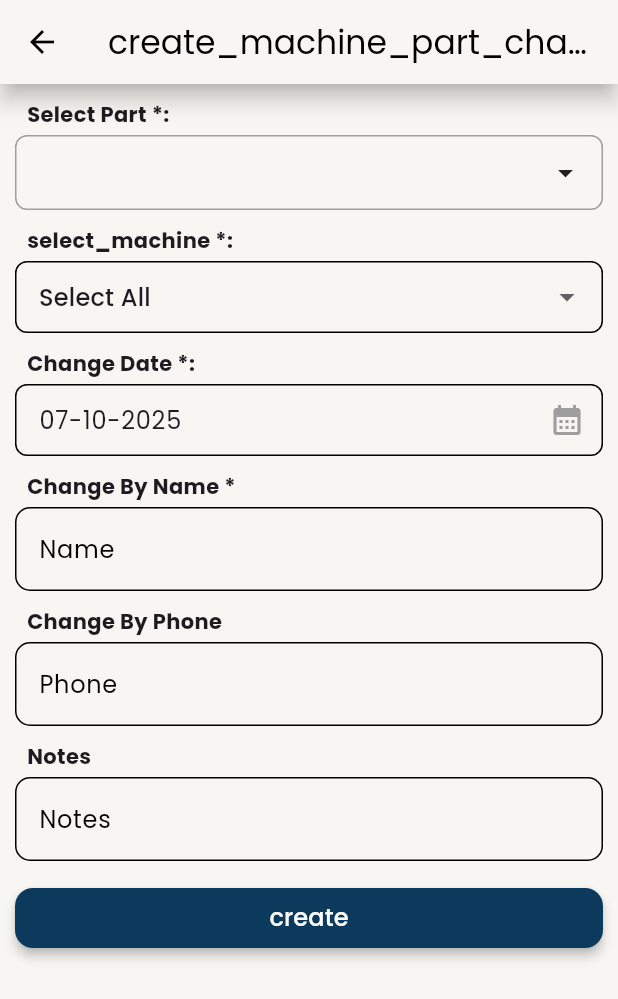
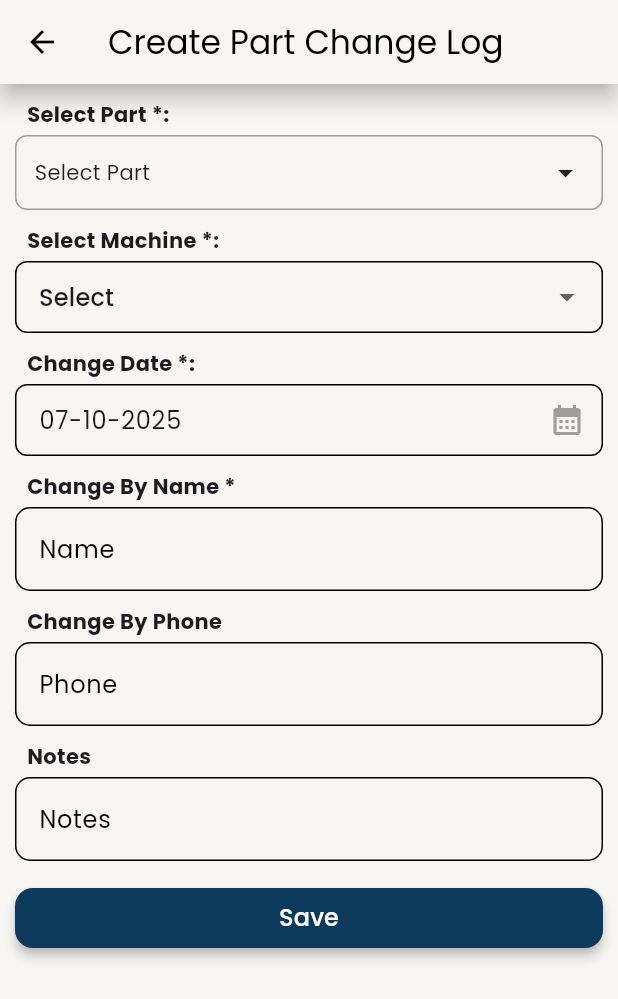
Before and after one commit to ParthDhankecha/trackweaving-app, a Flutter app: the MachinePartsUpdate screen opened directly, on a phone screen of 412 x 824 dp. Shown: the top 999 px of the screen. Run offline on Flutter 3.47's test engine with Material 3 defaults, Android fonts, the phone set to English and light mode, and no system bars; our stand-ins replace animated_toggle_switch, csv, flutter_svg, get, google_fonts, open_file and 5 more; missing offline and left inert: blinker; accounts and stored records are empty; project files that could hold a hidden picture were left out.

Commit message:
repoert selection reset

```diff
--- a/lib/controllers/machine_parts_controller.dart
+++ b/lib/controllers/machine_parts_controller.dart
@@ -28,7 +28,9 @@ class MachinePartsController extends GetxController implements GetxService {
 
   final RxList<String> availableParts = <String>[].obs;
 
-  final RxString selectedPart = RxString(''); // Holds the single selected part
+  final RxString selectedPart = RxString(
+    'Select Part',
+  ); // Holds the single selected part
   final RxString selecteMachine = RxString(''); // Holds the selected machine
 
   Rx<DateTime> selectedCompleteDate = Rx<DateTime>(DateTime.now());
--- a/lib/screens/settings_screen/machine_parts/create_part_change.dart
+++ b/lib/screens/settings_screen/machine_parts/create_part_change.dart
@@ -50,8 +50,8 @@ class _MachinePartsUpdateState extends State<MachinePartsUpdate> {
       appBar: AppBar(
         title: Text(
           widget.partChangeLog != null
-              ? 'update_machine_part_change'.tr
-              : 'create_machine_part_change'.tr,
+              ? 'update_part_change_log'.tr
+              : 'create_part_change_log'.tr,
         ),
       ),
       body: Form(
@@ -95,6 +95,10 @@ class _MachinePartsUpdateState extends State<MachinePartsUpdate> {
                         ),
                   items: controller.availableMachines,
                   onChanged: (value) {
+                    if (value?.machineCode == 'Select') {
+                      controller.selecteMachine.value = '';
+                      return;
+                    }
                     controller.selectMachine(value?.id);
                   },
                 ),
@@ -155,9 +159,29 @@ class _MachinePartsUpdateState extends State<MachinePartsUpdate> {
                           ? CustomProgressBtn()
                           : MainBtn(
                               label: widget.partChangeLog == null
-                                  ? 'create'.tr
+                                  ? 'save'.tr
                                   : 'update'.tr,
                               onTap: () {
+                                if (controller.selectedPart.value == null ||
+                                    controller.selectedPart.value.isEmpty) {
+                                  Get.snackbar(
+                                    'Part Required *',
+                                    'Please select a part',
+                                    backgroundColor: Colors.red,
+                                    colorText: Colors.white,
+                                  );
+                                  return;
+                                }
+
+                                if (controller.selecteMachine.value.isEmpty) {
+                                  Get.snackbar(
+                                    'Machine Required *',
+                                    'Please select a machine',
+                                    backgroundColor: Colors.red,
+                                    colorText: Colors.white,
+                                  );
+                                  return;
+                                }
                                 if (formKey.currentState!.validate()) {
                                   controller.createChangeLog(
                                     name: changeByNameController.text,
--- a/lib/screens/settings_screen/machine_parts/machine_parts_screen.dart
+++ b/lib/screens/settings_screen/machine_parts/machine_parts_screen.dart
@@ -140,6 +140,7 @@ class _MachinePartsScreenState extends State<MachinePartsScreen> {
       floatingActionButton: FloatingActionButton(
         backgroundColor: AppColors.mainColor,
         onPressed: () {
+          controller.clearSelections();
           Get.to(() => MachinePartsUpdate());
         },
         child: const Icon(Icons.add, color: Colors.white),
@@ -167,7 +168,7 @@ class _MachinePartsScreenState extends State<MachinePartsScreen> {
                   // the main body Obx handles the initial loading screen.
                   Expanded(
                     child: MachineSearchDropdown(
-                      title: 'Select Machines',
+                      title: 'select_machines'.tr,
                       selectedValues: controller.selectedMachines,
                       items: controller.availableMachines,
                       onChanged: (value) {
--- a/lib/screens/settings_screen/machine_parts/widgets/machine_dropdown.dart
+++ b/lib/screens/settings_screen/machine_parts/widgets/machine_dropdown.dart
@@ -20,8 +20,8 @@ class MachineDropdown extends StatelessWidget {
       machineGroupId: null,
       id: 'all',
       serialNumber: 'all',
-      machineCode: 'Select All',
-      machineName: 'Select All',
+      machineCode: 'Select',
+      machineName: 'Select',
       ip: '',
       isAlertActive: true,
     );
--- a/lib/screens/settings_screen/machine_parts/widgets/machine_parts_list_item.dart
+++ b/lib/screens/settings_screen/machine_parts/widgets/machine_parts_list_item.dart
@@ -25,25 +25,25 @@ class MachinePartsListItem extends StatelessWidget {
           child: Column(
             children: [
               buildRow(
-                label: 'Part',
+                label: 'part_name'.tr,
                 value: partChangeLog.partName,
                 icon: Icons.construction_outlined,
               ),
               SizedBox(height: 10),
               buildRow(
-                label: 'Machine',
+                label: 'machine'.tr,
                 value: partChangeLog.machineId.machineName,
                 icon: Icons.precision_manufacturing,
               ),
               SizedBox(height: 10),
               buildRow(
-                label: 'Changed On',
+                label: 'changed_on'.tr,
                 value: partChangeLog.changeDate.ddmmyyFormat,
                 icon: Icons.date_range,
               ),
               SizedBox(height: 10),
               buildRow(
-                label: 'Changed By',
+                label: 'changed_by'.tr,
                 value: partChangeLog.changedBy,
                 icon: Icons.person,
               ),
@@ -52,7 +52,7 @@ class MachinePartsListItem extends StatelessWidget {
                 SizedBox(height: 10),
               if (partChangeLog.changedByContact != null)
                 buildRow(
-                  label: 'Next Change',
+                  label: 'change_phone'.tr,
                   value: partChangeLog.changedByContact ?? '',
                   icon: Icons.phone_android_outlined,
                 ),
@@ -62,7 +62,7 @@ class MachinePartsListItem extends StatelessWidget {
               if (partChangeLog.notes != null &&
                   partChangeLog.notes!.isNotEmpty)
                 buildRow(
-                  label: 'Notes',
+                  label: 'notes'.tr,
                   value: partChangeLog.notes,
                   icon: Icons.note,
                 ),
--- a/lib/screens/settings_screen/machine_parts/widgets/parts_search_dropdown.dart
+++ b/lib/screens/settings_screen/machine_parts/widgets/parts_search_dropdown.dart
@@ -25,7 +25,7 @@ class PartsSearchDropdown extends StatefulWidget {
 class _PartsSearchDropdownState extends State<PartsSearchDropdown> {
   // Utility method to display the selected part nicely
   String _getDisplayString(String? selected) {
-    return selected ?? 'Select a Part';
+    return selected == null || selected.isEmpty ? 'Select a Part' : selected;
   }
 
   @override
--- a/lib/utils/internationalization.dart
+++ b/lib/utils/internationalization.dart
@@ -92,6 +92,13 @@ class AppTranslations extends Translations {
       'change_by_phone': 'Change By Phone',
       'notes': 'Notes',
       'update_machine_part': 'Update Machine Part',
+      'select_machine': 'Select Machine',
+
+      'changed_on': 'Changed On',
+      'change_name': 'Name',
+      'change_phone': 'Phone',
+      'update_part_change_log': 'Update Part Change Log',
+      'create_part_change_log': 'Create Part Change Log',
     },
     'hi_IN': {
       'language_change': 'भाषा बदलें',
@@ -184,6 +191,13 @@ class AppTranslations extends Translations {
       'change_by_phone': 'फोन द्वारा बदलें',
       'notes': 'नोट्स',
       'update_machine_part': 'मशीन पार्ट अपडेट करें',
+      'select_machine': 'मशीन चुनें',
+
+      'changed_on': 'पर बदला गया',
+      'change_name': 'नाम',
+      'change_phone': 'फोन',
+      'update_part_change_log': 'पार्ट चेंज लॉग अपडेट करें',
+      'create_part_change_log': 'पार्ट चेंज लॉग बनाएं',
     },
     'gu_IN': {
       'language_change': 'ભાષા બદલો',
@@ -273,6 +287,16 @@ class AppTranslations extends Translations {
       'change_by_phone': 'ફોન દ્વારા બદલો',
       'notes': 'નોંધો',
       'update_machine_part': 'મશીન પાર્ટ અપડેટ કરો',
+      'select_machine': 'મશીન પસંદ કરો',
+
+      'changed_on': 'બદલેલ તારીખ',
+      'change_name': 'નામ',
+      'change_phone': 'ફોન',
+
+      'update_part': 'પાર્ટ અપડેટ કરો',
+      'create_part': 'પાર્ટ બનાવો',
+      'update_part_change_log': 'પાર્ટ ચેન્જ લોગ અપડેટ કરો',
+      'create_part_change_log': 'પાર્ટ ચેન્જ લોગ બનાવો',
     },
   };
 }
```
Also changed, not shown: lib/controllers/report_controller.dart (+10 -0 lines), lib/screens/report_screen/report_screen.dart (+80 -150 lines), lib/screens/report_screen/widgets/build_checkbox_row.dart (added, +37 -0 lines), lib/screens/report_screen/widgets/build_datefield.dart (added, +76 -0 lines).
